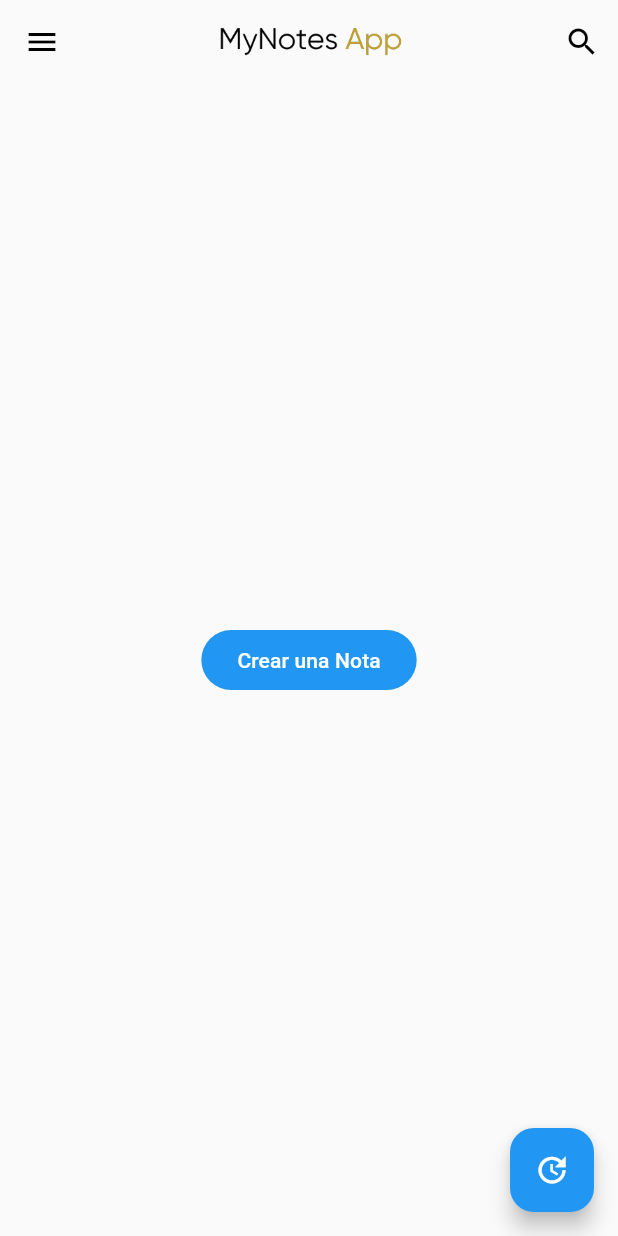
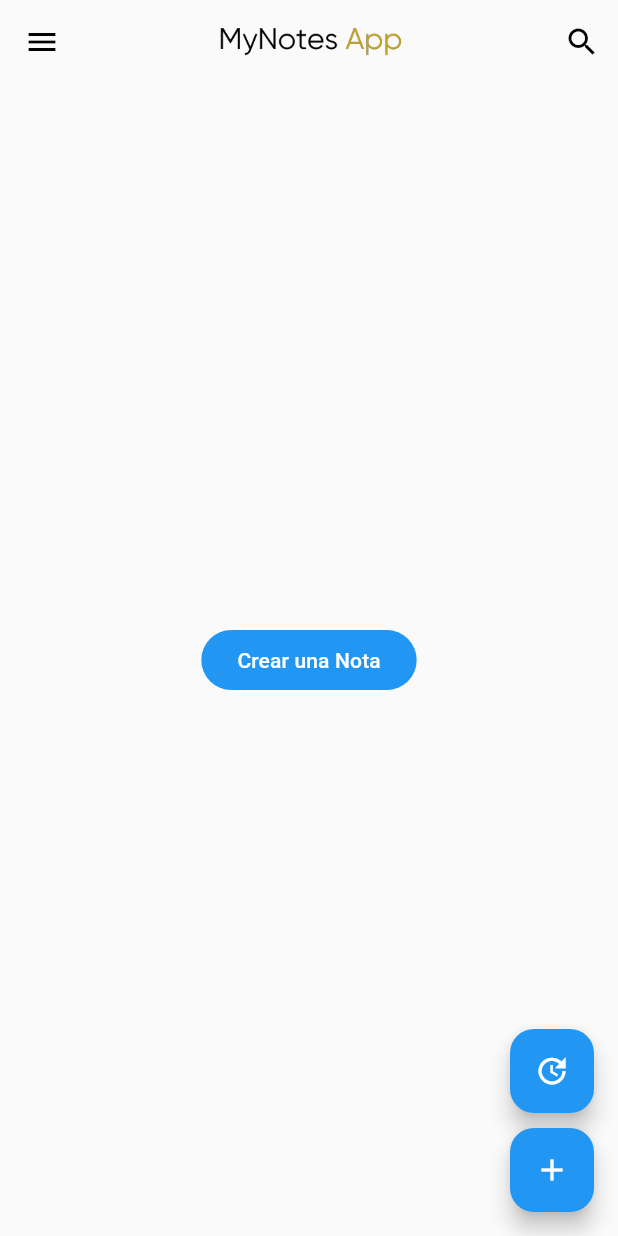
Before and after one commit to OsiNubis99/NoteApp-Frontend, a Flutter app: the NoteListScreen screen opened by its route, on a phone screen of 412 x 824 dp. Run offline on Flutter 3.47's test engine with Material 2 defaults, Android fonts, the phone set to English and light mode, and no system bars; our stand-ins replace dio.

Commit message:
Añadir Boton de Añadir

```diff
--- a/lib/presentation/screens/note/noteList_screen.dart
+++ b/lib/presentation/screens/note/noteList_screen.dart
@@ -48,11 +48,24 @@ class _NoteListScreenState extends State<NoteListScreen> {
               Center(child: FilledButton.tonal(onPressed: (){},child: const Text('Crear una Nota')))
         )
         ),
-      floatingActionButton: FloatingActionButton(
-        onPressed: (){
-          noteProvider.getNotes();
-        },
-        child: const Icon(Icons.update),
+      floatingActionButton: Column(
+        mainAxisAlignment: MainAxisAlignment.end,
+        children: [
+          FloatingActionButton(
+            onPressed: (){
+              noteProvider.getNotes();
+            },
+            child: const Icon(Icons.update),
+          ),
+          const SizedBox(height: 10,)
+          ,
+          FloatingActionButton(
+            onPressed: (){
+
+            },
+            child: const Icon(Icons.add),
+          ),
+        ],
       ),
     );
   }
```
